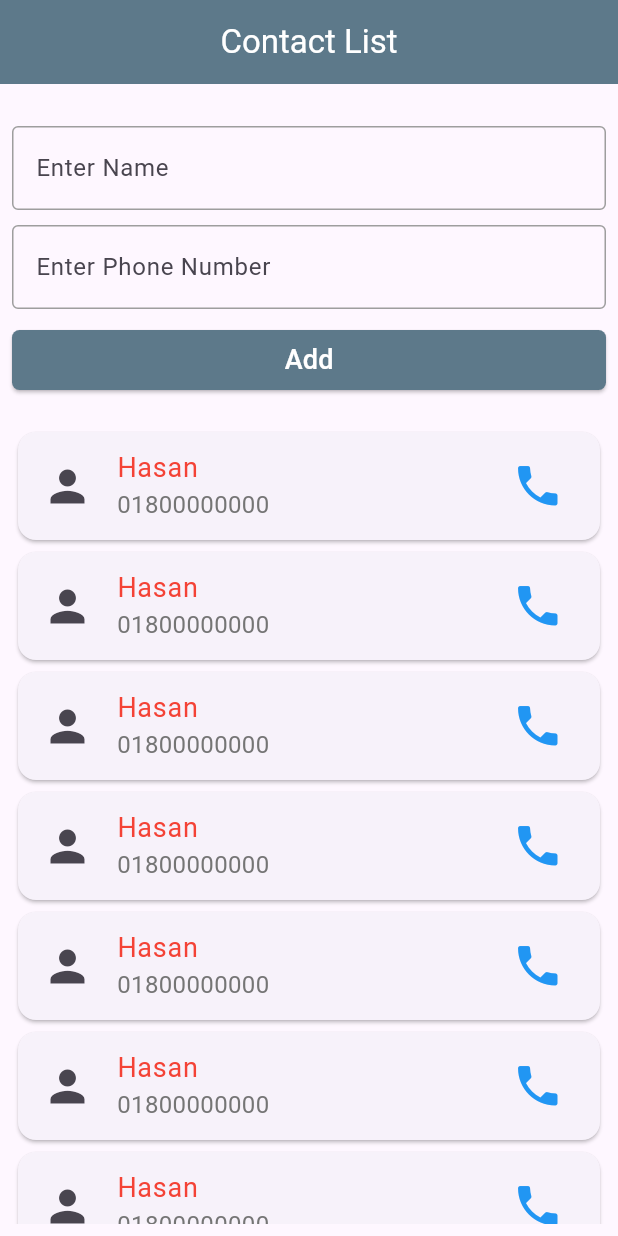
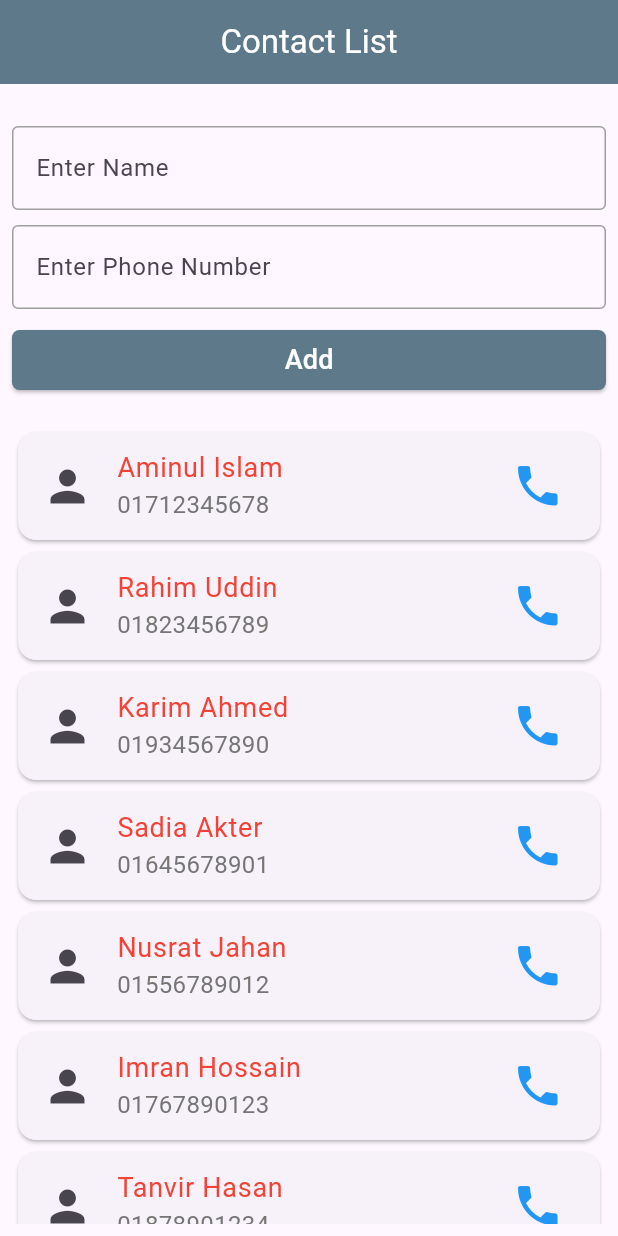
Before and after one commit to naim-howlader-775/ostad-flutter-16-assignments, a Flutter app: the screen it shows after launch, on a phone screen of 412 x 824 dp. Run offline on Flutter 3.47's test engine with Material 3 defaults, Android fonts, the phone set to English and light mode, and no system bars.

Commit message:
final push before the exam end

```diff
--- a/lib/screens/contact_screen.dart
+++ b/lib/screens/contact_screen.dart
@@ -10,6 +10,31 @@ class ContactScreen extends StatefulWidget {
 }
 
 class _ContactScreenState extends State<ContactScreen> {
+
+  final formKey = GlobalKey<FormState>();
+  final nameController = TextEditingController();
+  final phoneController = TextEditingController();
+
+  @override
+  void dispose() {
+    // TODO: implement dispose
+    super.dispose();
+    nameController.dispose();
+    phoneController.dispose();
+  }
+
+  final List<Map<String, String>> contacts = [
+    {"name": "Aminul Islam", "phone": "01712345678"},
+    {"name": "Rahim Uddin", "phone": "01823456789"},
+    {"name": "Karim Ahmed", "phone": "01934567890"},
+    {"name": "Sadia Akter", "phone": "01645678901"},
+    {"name": "Nusrat Jahan", "phone": "01556789012"},
+    {"name": "Imran Hossain", "phone": "01767890123"},
+    {"name": "Tanvir Hasan", "phone": "01878901234"},
+    {"name": "Jannat Ara", "phone": "01989012345"},
+    {"name": "Sabbir Rahman", "phone": "01690123456"},
+    {"name": "Mehedi Hasan", "phone": "01501234567"},
+  ];
   @override
   Widget build(BuildContext context) {
     return Scaffold(
@@ -23,9 +48,9 @@ class _ContactScreenState extends State<ContactScreen> {
         child: Column(
           children: [
             SizedBox(height: 20,),
-            ContactForm(),
+            ContactForm(formKey: formKey,nameController: nameController,phoneController: phoneController,),
             SizedBox(height: 20,),
-            ContactList(),
+            ContactList(contacts: contacts,),
           ],
         ),
       ),
--- a/lib/widgets/contact_form.dart
+++ b/lib/widgets/contact_form.dart
@@ -1,14 +1,18 @@
 import 'package:flutter/material.dart';
 import 'package:of_assignments/core/constants/app_colors.dart';
 class ContactForm extends StatelessWidget {
-  const ContactForm({super.key});
-
+  const ContactForm({super.key,required this.formKey, required this.nameController, required this.phoneController});
+  final GlobalKey<FormState> formKey;
+  final TextEditingController nameController;
+  final TextEditingController phoneController;
   @override
   Widget build(BuildContext context) {
     return Form(
+      key: formKey,
       child: Column(
         children: [
           TextFormField(
+            controller: nameController,
             decoration: InputDecoration(
                 hintText: "Enter Name",
                 enabledBorder: OutlineInputBorder(
@@ -25,6 +29,7 @@ class ContactForm extends StatelessWidget {
           ),
           SizedBox(height: 10,),
           TextFormField(
+            controller: phoneController,
             keyboardType: TextInputType.number,
             decoration: InputDecoration(
                 hintText: "Enter Phone Number",
--- a/lib/widgets/contact_list.dart
+++ b/lib/widgets/contact_list.dart
@@ -1,18 +1,21 @@
 import 'package:flutter/material.dart';
 class ContactList extends StatelessWidget {
-  const ContactList({super.key});
+  const ContactList({super.key,required this.contacts});
+
+  final List<Map<String,String>> contacts;
 
   @override
   Widget build(BuildContext context) {
     return Expanded(
       child: ListView.builder(
-        itemCount: 20,
+        itemCount: contacts.length,
         itemBuilder: (context,index){
+          final item = contacts[index];
           return Card(
             child: ListTile(
               leading: Icon(Icons.person,size: 34,),
-              title: Text("Hasan",style: TextStyle(color: Colors.red,fontSize: 18),),
-              subtitle: Text("01800000000",style: TextStyle(color: Colors.grey.shade600,fontSize: 16),),
+              title: Text(item["name"]!,style: TextStyle(color: Colors.red,fontSize: 18),),
+              subtitle: Text(item["phone"]!,style: TextStyle(color: Colors.grey.shade600,fontSize: 16),),
               trailing: Icon(Icons.phone,color: Colors.blue,size: 35,),
             ),
           );
```
